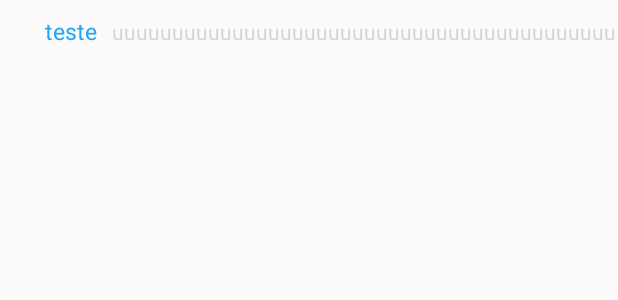
After one commit to apple34/GPSAlarmePRO, an Android app: the layout itens.xml on its own in the app's theme, with its tools: preview values and no code run, on a phone screen of 412 x 824 dp. The commit adds this screen. Shown: the top 300 px of the screen. Run offline under Robolectric (Android 15) with nearby library versions, the phone set to English and light mode, and no system bars.

Commit message:
Quase final

```diff
--- /dev/null
+++ b/app/src/main/res/layout/itens.xml
@@ -0,0 +1,24 @@
+<?xml version="1.0" encoding="utf-8"?>
+<LinearLayout xmlns:android="http://schemas.android.com/apk/res/android"
+    android:orientation="horizontal" android:layout_width="match_parent"
+    android:layout_height="match_parent">
+    <TextView
+        android:id="@+id/textoNome"
+        android:text="teste"
+        android:layout_width="wrap_content"
+        android:layout_height="wrap_content"
+        android:textSize="15sp"
+        android:paddingLeft="30sp"
+        android:paddingRight="10sp"
+        android:paddingBottom="10sp"
+        android:paddingTop="10sp"
+        android:textColor="#21a6f3"
+        android:lines="1" />
+    <TextView
+        android:id="@+id/textoEndereco"
+        android:text="uuuuuuuuuuuuuuuuuuuuuuuuuuuuuuuuuuuuuuuuuuuuuuuuuuuuuu"
+        android:layout_width="wrap_content"
+        android:layout_height="wrap_content"
+        android:textColor="@color/wallet_secondary_text_holo_dark"
+        android:lines="1" />
+</LinearLayout>
--- a/app/src/main/res/values/strings.xml
+++ b/app/src/main/res/values/strings.xml
@@ -14,5 +14,6 @@
     <string name="about">Produzido por <b>Abner Escócio</b>, abner.escocio@gmail.com. Este aplicativo é ideal para pessoas que gostam de cochilar no ônibus ou no metrô, e não querem de forma alguma passar da linha de destino. Também pode auxiliar aqueles que gostam de ler textos durante a viajem, dando mais tranquilidade e foco para a leitura. Estamos muito gratos por optar pelo <b>Não Passe Da Linha</b>, avalie-nos!
     </string>
     <string name="wait">Aguarde...</string>
-    <string name="meu_marcadores">Meus marcadores</string>
+    <string name="meus_marcadores">Meus marcadores</string>
+    <string name="editar">Editar</string>
 </resources>
```
Also changed, not shown: app/src/main/java/br/com/abner/naopassedalinha3/MapsActivity.java (+47 -54 lines), app/src/main/java/br/com/abner/naopassedalinha3/MyAdapter.java (added, +62 -0 lines), app/src/main/res/layout/titulo_alerta_clique_marcador.xml (added, +13 -0 lines), app/src/main/res/layout/titulo_alerta_editar_marcador.xml (added, +13 -0 lines), app/src/main/res/layout/titulo_alerta_lista_de_marcadores.xml (added, +13 -0 lines).
